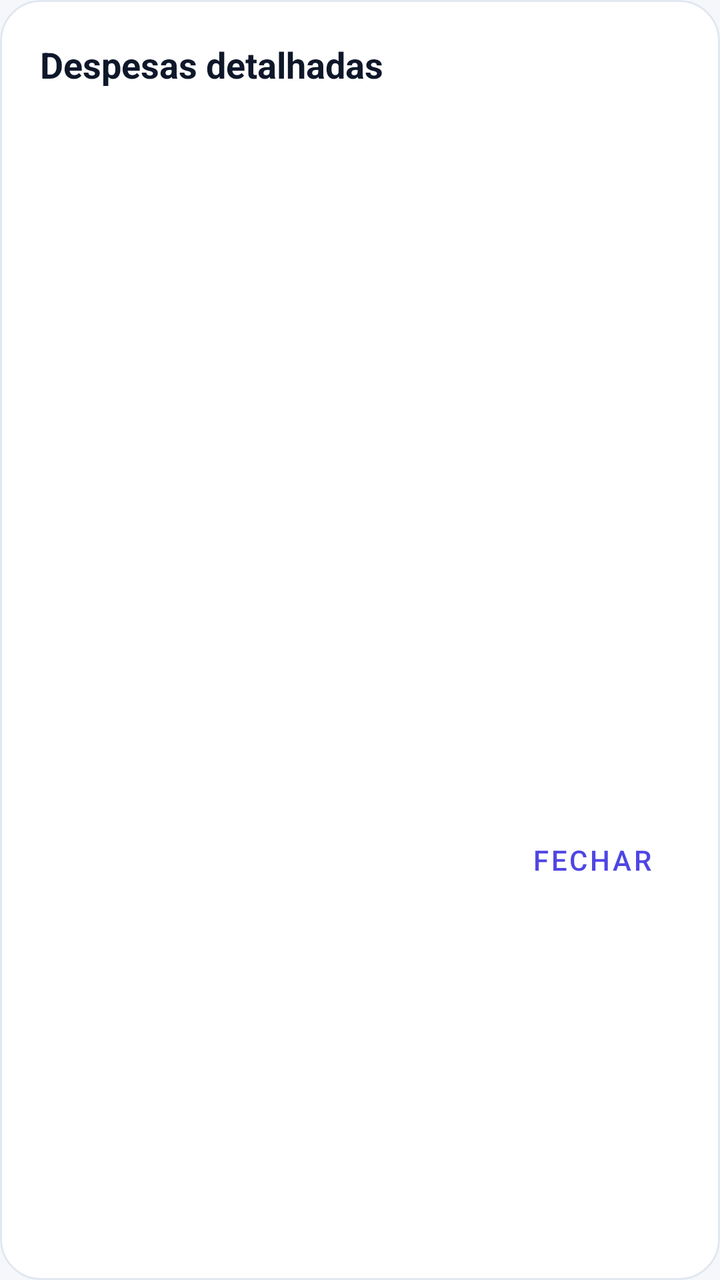
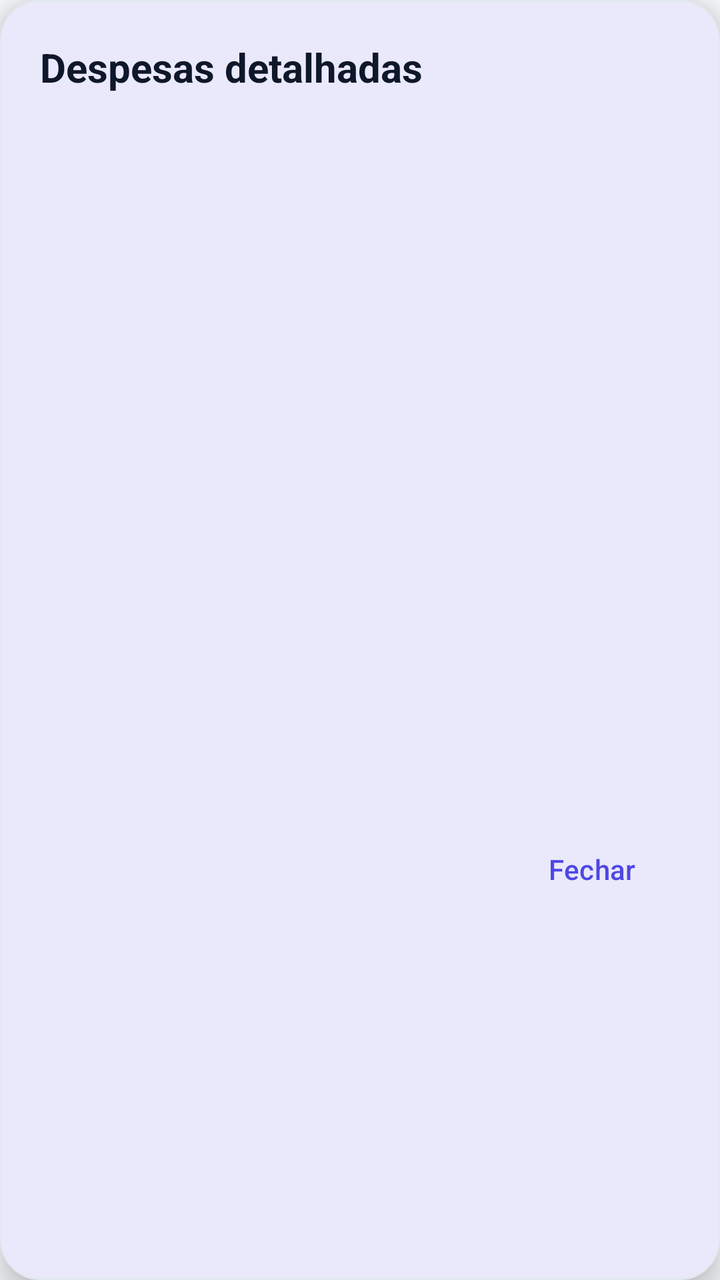

Two renders of the same Android screen: before a commit and after it. Below are the layout's source before the change and the commit's diff.
<!-- AndroidManifest.xml: application theme Theme.Appfinanceiro -->
<!-- res/layout/dialog_report_expenses.xml -->
<?xml version="1.0" encoding="utf-8"?>
<LinearLayout xmlns:android="http://schemas.android.com/apk/res/android"
    android:layout_width="match_parent"
    android:layout_height="wrap_content"
    android:background="@drawable/bg_dialog"
    android:orientation="vertical"
    android:padding="20dp">

    <TextView
        android:layout_width="match_parent"
        android:layout_height="wrap_content"
        android:text="@string/reports_expenses_dialog_title"
        android:textColor="?attr/colorOnSurface"
        android:textSize="18sp"
        android:textStyle="bold" />

    <TextView
        android:id="@+id/reportExpensesSubtitleTextView"
        android:layout_width="match_parent"
        android:layout_height="wrap_content"
        android:layout_marginTop="4dp"
        android:textColor="?attr/colorOnSurfaceVariant"
        android:textSize="13sp" />

    <androidx.recyclerview.widget.RecyclerView
        android:id="@+id/reportExpensesRecyclerView"
        android:layout_width="match_parent"
        android:layout_height="320dp"
        android:layout_marginTop="12dp"
        android:clipToPadding="false" />

    <com.google.android.material.button.MaterialButton
        android:id="@+id/closeReportExpensesButton"
        style="@style/Widget.MaterialComponents.Button.TextButton"
        android:layout_width="wrap_content"
        android:layout_height="wrap_content"
        android:layout_gravity="end"
        android:layout_marginTop="8dp"
        android:text="@string/reports_close" />
</LinearLayout>
<!-- resources referenced by this layout -->
<resources>
  <!-- drawable bg_dialog (drawable) -->
  <?xml version="1.0" encoding="utf-8"?>
  <shape xmlns:android="http://schemas.android.com/apk/res/android"
      android:shape="rectangle">
      <solid android:color="?attr/colorSurface" />
      <corners android:radius="20dp" />
      <stroke
          android:width="1dp"
          android:color="?attr/colorOutline" />
  </shape>
  <string name="reports_close">Fechar</string>
  <string name="reports_expenses_dialog_title">Despesas detalhadas</string>
  <style name="Theme.Appfinanceiro" parent="Theme.Appfinanceiro.Base">
          <item name="android:windowLightStatusBar">true</item>
          <item name="android:windowLightNavigationBar">true</item>
      </style>
  <style name="Theme.Appfinanceiro.Base" parent="Theme.Material3.DayNight.NoActionBar">
          
          <item name="colorPrimary">@color/brand_primary</item>
          <item name="colorOnPrimary">@color/on_brand</item>
          <item name="colorPrimaryContainer">@color/surface_variant</item>
          <item name="colorOnPrimaryContainer">@color/on_surface</item>
  
          
          <item name="colorSecondary">@color/brand_secondary</item>
          <item name="colorOnSecondary">@color/on_brand</item>
          <item name="colorSecondaryContainer">@color/surface_variant</item>
          <item name="colorOnSecondaryContainer">@color/on_surface</item>
  
          
          <item name="colorTertiary">@color/cta_primary</item>
          <item name="colorOnTertiary">@color/on_cta</item>
  
          
          <item name="colorSurface">@color/surface</item>
          <item name="colorOnSurface">@color/on_surface</item>
          <item name="colorSurfaceVariant">@color/surface_variant</item>
          <item name="colorOnSurfaceVariant">@color/on_surface_variant</item>
          <item name="colorSurfaceContainer">@color/surface_variant</item>
          <item name="colorSurfaceContainerHigh">@color/surface_elevated</item>
  
          
          <item name="android:windowBackground">@color/background</item>
          <item name="android:colorBackground">@color/background</item>
          <item name="colorOnBackground">@color/on_background</item>
  
          
          <item name="colorError">@color/error</item>
          <item name="colorOnError">@color/on_error</item>
  
          
          <item name="colorOutline">@color/outline</item>
          <item name="colorOutlineVariant">@color/outline</item>
  
          
          <item name="android:statusBarColor">@android:color/transparent</item>
          <item name="android:navigationBarColor">@color/surface</item>
      </style>
  <color name="brand_primary">#FF4F46E5</color>
  <color name="on_brand">#FFFFFFFF</color>
  <color name="surface_variant">#FFEEF1F8</color>
  <color name="on_surface">#FF0F172A</color>
  <color name="brand_secondary">#FF0EA5E9</color>
  <color name="cta_primary">#FF047857</color>
  <color name="on_cta">#FFFFFFFF</color>
  <color name="surface">#FFFFFFFF</color>
  <color name="on_surface_variant">#FF64748B</color>
  <color name="surface_elevated">#FFFFFFFF</color>
  <color name="background">#FFF6F7FB</color>
  <color name="on_background">#FF0F172A</color>
  <color name="error">#FFDC2626</color>
  <color name="on_error">#FFFFFFFF</color>
  <color name="outline">#FFE2E8F0</color>
</resources>

<!-- the commit's change to res/layout/dialog_report_expenses.xml (unified diff, before → after) -->
@@ -1,40 +1,49 @@
 <?xml version="1.0" encoding="utf-8"?>
-<LinearLayout xmlns:android="http://schemas.android.com/apk/res/android"
+<com.google.android.material.card.MaterialCardView xmlns:android="http://schemas.android.com/apk/res/android"
+    xmlns:app="http://schemas.android.com/apk/res-auto"
+    style="@style/ModernCard"
     android:layout_width="match_parent"
     android:layout_height="wrap_content"
-    android:background="@drawable/bg_dialog"
-    android:orientation="vertical"
-    android:padding="20dp">
+    app:cardElevation="8dp">
 
-    <TextView
+    <LinearLayout
         android:layout_width="match_parent"
         android:layout_height="wrap_content"
-        android:text="@string/reports_expenses_dialog_title"
-        android:textColor="?attr/colorOnSurface"
-        android:textSize="18sp"
-        android:textStyle="bold" />
+        android:orientation="vertical"
+        android:padding="20dp">
 
-    <TextView
-        android:id="@+id/reportExpensesSubtitleTextView"
-        android:layout_width="match_parent"
-        android:layout_height="wrap_content"
-        android:layout_marginTop="4dp"
-        android:textColor="?attr/colorOnSurfaceVariant"
-        android:textSize="13sp" />
+        <TextView
+            android:layout_width="match_parent"
+            android:layout_height="wrap_content"
+            android:text="@string/reports_expenses_dialog_title"
+            android:textColor="?attr/colorOnSurface"
+            android:textSize="20sp"
+            android:textStyle="bold" />
 
-    <androidx.recyclerview.widget.RecyclerView
-        android:id="@+id/reportExpensesRecyclerView"
-        android:layout_width="match_parent"
-        android:layout_height="320dp"
-        android:layout_marginTop="12dp"
-        android:clipToPadding="false" />
+        <TextView
+            android:id="@+id/reportExpensesSubtitleTextView"
+            android:layout_width="match_parent"
+            android:layout_height="wrap_content"
+            android:layout_marginTop="4dp"
+            android:textColor="?attr/colorOnSurfaceVariant"
+            android:textSize="13sp" />
 
-    <com.google.android.material.button.MaterialButton
-        android:id="@+id/closeReportExpensesButton"
-        style="@style/Widget.MaterialComponents.Button.TextButton"
-        android:layout_width="wrap_content"
-        android:layout_height="wrap_content"
-        android:layout_gravity="end"
-        android:layout_marginTop="8dp"
-        android:text="@string/reports_close" />
-</LinearLayout>
+        <androidx.recyclerview.widget.RecyclerView
+            android:id="@+id/reportExpensesRecyclerView"
+            android:layout_width="match_parent"
+            android:layout_height="320dp"
+            android:layout_marginTop="14dp"
+            android:clipToPadding="false" />
+
+        <com.google.android.material.button.MaterialButton
+            android:id="@+id/closeReportExpensesButton"
+            style="@style/Widget.Material3.Button.TextButton"
+            android:layout_width="wrap_content"
+            android:layout_height="48dp"
+            android:layout_gravity="end"
+            android:layout_marginTop="8dp"
+            android:text="@string/reports_close"
+            android:textAllCaps="false"
+            android:textColor="?attr/colorPrimary" />
+    </LinearLayout>
+</com.google.android.material.card.MaterialCardView>
<!-- resource entries referenced after the edit -->
@@ -1,17 +1,14 @@
 <!-- resources referenced by this layout -->
 <resources>
-  <!-- drawable bg_dialog (drawable) -->
-  <?xml version="1.0" encoding="utf-8"?>
-  <shape xmlns:android="http://schemas.android.com/apk/res/android"
-      android:shape="rectangle">
-      <solid android:color="?attr/colorSurface" />
-      <corners android:radius="20dp" />
-      <stroke
-          android:width="1dp"
-          android:color="?attr/colorOutline" />
-  </shape>
   <string name="reports_close">Fechar</string>
   <string name="reports_expenses_dialog_title">Despesas detalhadas</string>
+  <style name="ModernCard" parent="Widget.Material3.CardView.Filled">
+          <item name="cardBackgroundColor">?attr/colorSurface</item>
+          <item name="cardCornerRadius">20dp</item>
+          <item name="cardElevation">2dp</item>
+          <item name="strokeColor">?attr/colorOutline</item>
+          <item name="strokeWidth">1dp</item>
+      </style>
   <style name="Theme.Appfinanceiro" parent="Theme.Appfinanceiro.Base">
           <item name="android:windowLightStatusBar">true</item>
           <item name="android:windowLightNavigationBar">true</item>
